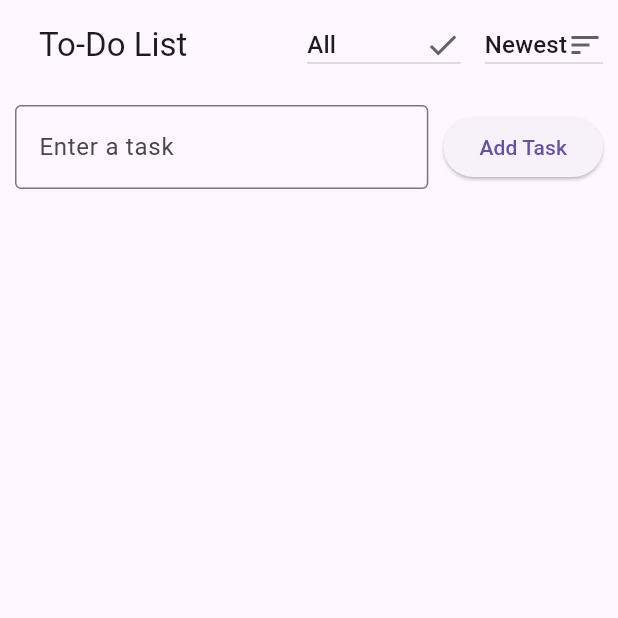
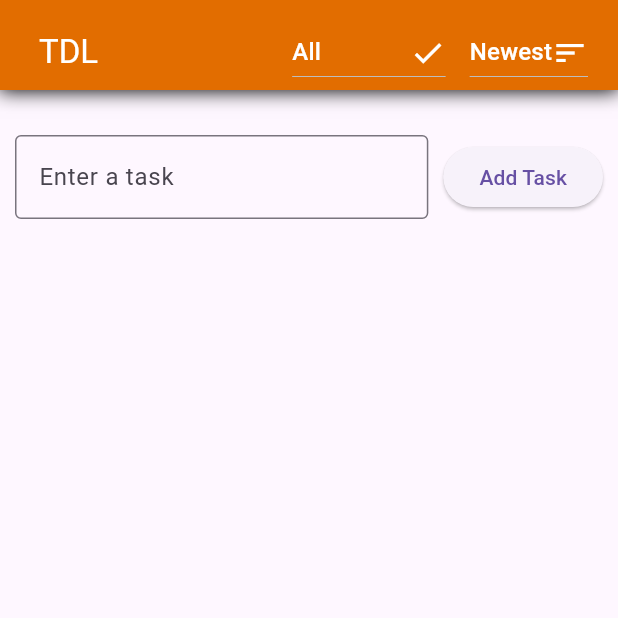
Before and after one commit to RomaruDaze/TDL, a Flutter app: the screen it shows after launch, after a tap on "Add Task", on a phone screen of 412 x 824 dp, the top half of it. Run offline on Flutter 3.47's test engine with Material 3 defaults, Android fonts, the phone set to English and light mode, and no system bars.

Commit message:
update on button,padding, and app bar color

```diff
--- a/lib/screens/home_screen.dart
+++ b/lib/screens/home_screen.dart
@@ -15,11 +15,12 @@ class _HomeScreenState extends State<HomeScreen> {
   final TextEditingController _controller = TextEditingController();
   String _filter = 'All';
   String _sortOrder = 'Newest';
+  int _emptyAddTaskClickCount = 0; // Counter for empty clicks
 
   @override
   void initState() {
     super.initState();
-    _loadTasks(); // Load tasks when the screens initializes
+    _loadTasks();
   }
 
   Future<void> _loadTasks() async {
@@ -39,10 +40,10 @@ class _HomeScreenState extends State<HomeScreen> {
         });
       } else {
         debugPrint("File does not exist. Creating a new one.");
-        await file.create(); // Create a new file if it doesn't exist
+        await file.create();
       }
     } catch (e) {
-      debugPrint("Error loading tasks: $e"); // Log the error
+      debugPrint("Error loading tasks: $e");
     }
   }
 
@@ -54,9 +55,9 @@ class _HomeScreenState extends State<HomeScreen> {
         return '${task.title}|${task.isDone}';
       }).toList();
       await file.writeAsString(taskList.join('\n'));
-      debugPrint("Tasks saved successfully."); // Use debugPrint for logging
+      debugPrint("Tasks saved successfully.");
     } catch (e) {
-      debugPrint("Error saving tasks: $e"); // Use debugPrint for logging
+      debugPrint("Error saving tasks: $e");
     }
   }
 
@@ -65,15 +66,47 @@ class _HomeScreenState extends State<HomeScreen> {
       setState(() {
         _tasks.add(Task(title: _controller.text));
         _controller.clear();
-        _saveTasks(); // Save tasks after adding
+        _saveTasks();
+        _emptyAddTaskClickCount = 0;
       });
+    } else {
+      _emptyAddTaskClickCount++;
+      if (_emptyAddTaskClickCount >= 10) {
+        _showEasterEggAnimation();
+        _emptyAddTaskClickCount = 0;
       }
+    }
+  }
+
+  void _showEasterEggAnimation() {
+    showDialog(
+      context: context,
+      builder: (context) {
+        return AlertDialog(
+          content: const Text(
+              '☟︎♏︎●︎◻︎ ❍︎♏︎✏︎ ✋︎ ♋︎❍︎ ⧫︎❒︎♋︎◻︎ ♒︎♏︎❒︎♏︎✏︎ 💧︎□︎❍︎♏︎□︎■︎♏︎ ●︎♏︎⧫︎ ❍︎♏︎ □︎◆︎⧫︎✏︎'),
+          actions: [
+            TextButton(
+              onPressed: () => Navigator.of(context).pop(),
+              child: const Text('Close'),
+            ),
+          ],
+        );
+      },
+    );
   }
 
   void _deleteTask(int index) {
     setState(() {
       _tasks.removeAt(index);
-      _saveTasks(); // Save tasks after deleting
+      _saveTasks();
+    });
+  }
+
+  void _editTask(int index, String newTitle) {
+    setState(() {
+      _tasks[index].title = newTitle;
+      _saveTasks();
     });
   }
 
@@ -81,7 +114,7 @@ class _HomeScreenState extends State<HomeScreen> {
     return _tasks.where((task) {
       if (_filter == 'Finished') return task.isDone;
       if (_filter == 'Unfinished') return !task.isDone;
-      return true; // All
+      return true;
     }).toList();
   }
 
@@ -93,17 +126,33 @@ class _HomeScreenState extends State<HomeScreen> {
 
   @override
   Widget build(BuildContext context) {
-    return Scaffold(
+    return GestureDetector(
+      onTap: () {
+        FocusScope.of(context).unfocus();
+      },
+      child: Scaffold(
         appBar: PreferredSize(
-        preferredSize: const Size.fromHeight(60.0), // Set height for AppBar
+          preferredSize: const Size.fromHeight(60.0),
           child: Container(
-          padding: const EdgeInsets.all(10.0), // Added padding to AppBar
+            padding: const EdgeInsets.only(left: 10.0, right: 20.0, top: 10.0),
+            decoration: const BoxDecoration(
+              color: Color.fromARGB(255, 226, 109, 0),
+              boxShadow: [
+                BoxShadow(
+                  color: Colors.black,
+                  spreadRadius: 0.5,
+                  blurRadius: 10,
+                ),
+              ],
+            ),
             child: AppBar(
-            title: const Text('To-Do List'),
+              title: const Text('TDL'),
+              backgroundColor: const Color.fromARGB(255, 226, 109, 0),
+              foregroundColor: Colors.white,
               actions: [
                 DropdownButton<String>(
                   value: _filter,
-                icon: const Icon(Icons.check), // Check button icon only
+                  icon: const Icon(Icons.check, color: Colors.white),
                   onChanged: (String? newValue) {
                     setState(() {
                       _filter = newValue!;
@@ -113,18 +162,19 @@ class _HomeScreenState extends State<HomeScreen> {
                       .map<DropdownMenuItem<String>>((String value) {
                     return DropdownMenuItem<String>(
                       value: value,
-                    child: Row(
-                      children: [
-                        Text(value), // Text for the dropdown item
-                      ],
+                      child: Text(
+                        value,
+                        style: const TextStyle(
+                          color: Colors.white,
+                        ),
                       ),
                     );
                   }).toList(),
                 ),
-              const SizedBox(width: 16.0), // Add space between the two buttons
+                const SizedBox(width: 16.0),
                 DropdownButton<String>(
                   value: _sortOrder,
-                icon: const Icon(Icons.sort), // Sort button icon only
+                  icon: const Icon(Icons.sort, color: Colors.white),
                   onChanged: (String? newValue) {
                     setState(() {
                       _sortOrder = newValue!;
@@ -134,10 +184,11 @@ class _HomeScreenState extends State<HomeScreen> {
                       .map<DropdownMenuItem<String>>((String value) {
                     return DropdownMenuItem<String>(
                       value: value,
-                    child: Row(
-                      children: [
-                        Text(value), // Text for the dropdown item
-                      ],
+                      child: Text(
+                        value,
+                        style: const TextStyle(
+                          color: Colors.white,
+                        ),
                       ),
                     );
                   }).toList(),
@@ -147,13 +198,14 @@ class _HomeScreenState extends State<HomeScreen> {
           ),
         ),
         body: Padding(
-        padding:
-        const EdgeInsets.all(10.0), // Added padding of 10 pixels to body
+          padding: const EdgeInsets.only(top: 30.0),
           child: Column(
             children: [
               Row(
                 children: [
                   Expanded(
+                    child: Padding(
+                      padding: const EdgeInsets.only(left: 10.0, right: 0.0),
                       child: TextField(
                         controller: _controller,
                         decoration: const InputDecoration(
@@ -162,16 +214,20 @@ class _HomeScreenState extends State<HomeScreen> {
                         ),
                       ),
                     ),
-                const SizedBox(
-                    width: 10.0), // Space between TextField and button
-                ElevatedButton(
+                  ),
+                  const SizedBox(width: 10.0),
+                  Padding(
+                    padding: const EdgeInsets.only(right: 10.0),
+                    child: ElevatedButton(
                       onPressed: _addTask,
                       child: const Text('Add Task'),
+                    ),
                   ),
                 ],
               ),
               Expanded(
                 child: ListView.builder(
+                  padding: const EdgeInsets.only(top: 10.0),
                   itemCount: sortedTasks.length,
                   itemBuilder: (context, index) {
                     return ListTile(
@@ -184,10 +240,58 @@ class _HomeScreenState extends State<HomeScreen> {
                           });
                         },
                       ),
-                    trailing: IconButton(
+                      trailing: Row(
+                        mainAxisSize: MainAxisSize.min,
+                        children: [
+                          IconButton(
+                            icon: const Icon(Icons.edit),
+                            onPressed: () {
+                              // Show a dialog to edit the task
+                              showDialog(
+                                context: context,
+                                builder: (context) {
+                                  final TextEditingController editController =
+                                      TextEditingController(
+                                          text: sortedTasks[index].title);
+                                  return AlertDialog(
+                                    title: const Text('Edit Task'),
+                                    content: TextField(
+                                      controller: editController,
+                                      decoration: const InputDecoration(
+                                          labelText: 'Task Title'),
+                                    ),
+                                    actions: [
+                                      TextButton(
+                                        onPressed: () =>
+                                            Navigator.of(context).pop(),
+                                        child: const Text('Cancel'),
+                                      ),
+                                      TextButton(
+                                        style: TextButton.styleFrom(
+                                          backgroundColor: Colors.blue,
+                                          foregroundColor: Colors.white,
+                                        ),
+                                        onPressed: () {
+                                          _editTask(
+                                              _tasks
+                                                  .indexOf(sortedTasks[index]),
+                                              editController.text);
+                                          Navigator.of(context).pop();
+                                        },
+                                        child: const Text('Save'),
+                                      ),
+                                    ],
+                                  );
+                                },
+                              );
+                            },
+                          ),
+                          IconButton(
                             icon: const Icon(Icons.delete),
                             onPressed: () =>
                                 _deleteTask(_tasks.indexOf(sortedTasks[index])),
+                          ),
+                        ],
                       ),
                     );
                   },
@@ -196,6 +300,7 @@ class _HomeScreenState extends State<HomeScreen> {
             ],
           ),
         ),
+      ),
     );
   }
 }
--- a/pubspec.yaml
+++ b/pubspec.yaml
@@ -60,6 +60,7 @@ flutter:
   # the material Icons class.
   uses-material-design: true
 
+
   # To add assets to your application, add an assets section, like this:
   # assets:
   #   - images/a_dot_burr.jpeg
```
Also changed, not shown: 4 other files. Lines whose indentation alone changed are shown as unchanged.
